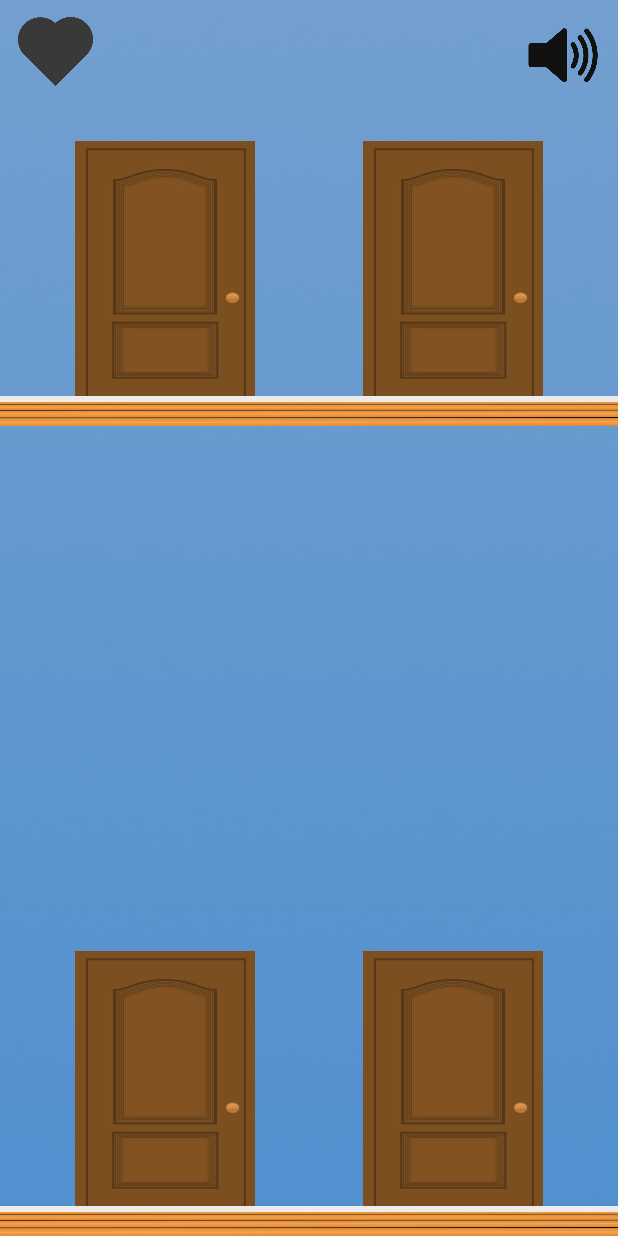
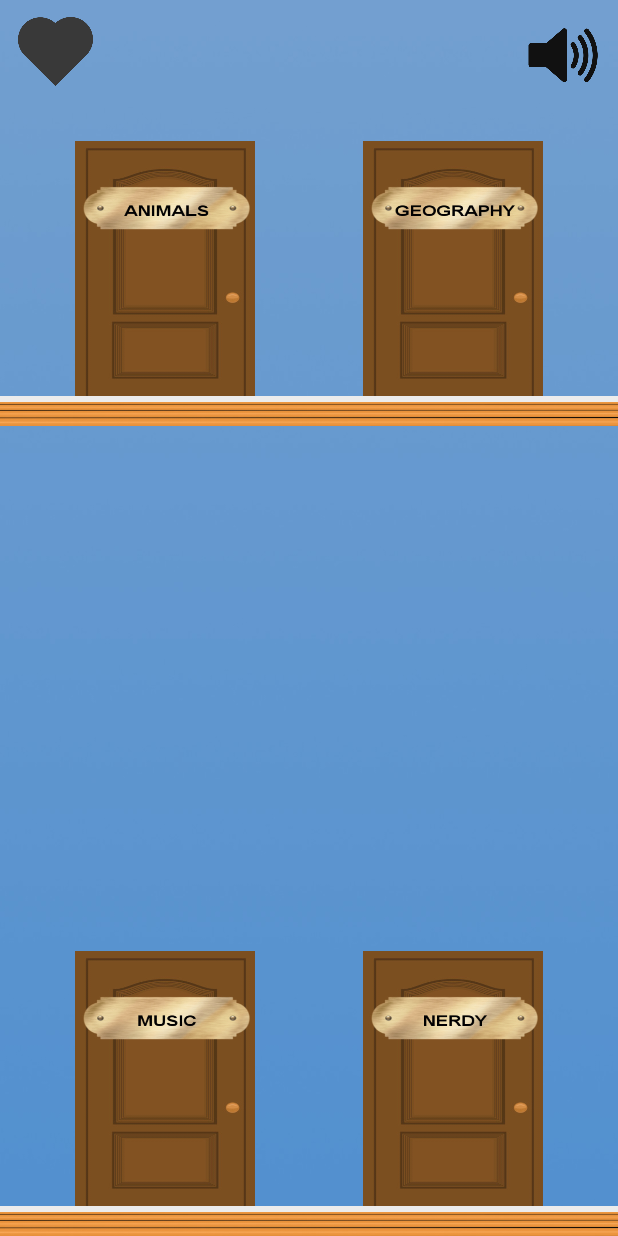
Before and after one commit to vdrumsta/Knock-Knock, an Android app: the screen it shows after launch (MainActivity), on a phone screen of 412 x 824 dp. Run offline under Robolectric (Android 15) with nearby library versions, the phone set to English and light mode, and no system bars.

Commit message:
Added category images

```diff
--- a/app/src/main/java/com/notfunny/knockknock2/MainActivity.java
+++ b/app/src/main/java/com/notfunny/knockknock2/MainActivity.java
@@ -79,7 +79,7 @@ public class MainActivity extends AppCompatActivity {
 
                         Bundle extras = new Bundle();
                         extras.putBoolean("EXTRA_MUTED", muted);
-                        extras.putString("arg","animals");
+                        extras.putString("arg","geography");
                         intent.putExtras(extras);
 
                         startActivity(intent);
--- a/app/src/main/res/layout/activity_main.xml
+++ b/app/src/main/res/layout/activity_main.xml
@@ -9,7 +9,7 @@
     tools:context="com.notfunny.knockknock2.MainActivity">
 
     <ImageButton
-        android:background="@drawable/door_spritesheet_uncombined1"
+        android:background="@drawable/door_geography"
         android:layout_width="120dip"
         android:layout_height="170dip"
         android:id="@+id/UpperRightDoor"
@@ -19,7 +19,7 @@
         android:layout_alignParentEnd="true" />
 
     <ImageButton
-        android:background="@drawable/door_spritesheet_uncombined1"
+        android:background="@drawable/door_music"
         android:layout_width="120dip"
         android:layout_height="170dip"
         android:id="@+id/LowerLeftDoor"
@@ -29,7 +29,7 @@
         android:layout_marginBottom="20dp" />
 
     <ImageButton
-        android:background="@drawable/door_spritesheet_uncombined1"
+        android:background="@drawable/door_nerdy"
         android:layout_width="120dip"
         android:layout_height="170dip"
         android:id="@+id/LowerRightDoor"
@@ -38,7 +38,7 @@
         android:layout_alignStart="@+id/UpperRightDoor" />
 
     <ImageButton
-        android:background="@drawable/door_spritesheet_uncombined1"
+        android:background="@drawable/door_animals"
         android:layout_width="120dip"
         android:layout_height="170dip"
         android:id="@+id/UpperLeftDoor"
```
Also changed, not shown: app/src/main/res/drawable/door_animals.jpg (added), app/src/main/res/drawable/door_geography.jpg (added), app/src/main/res/drawable/door_music.jpg (added), app/src/main/res/drawable/door_nerdy.jpg (added).
